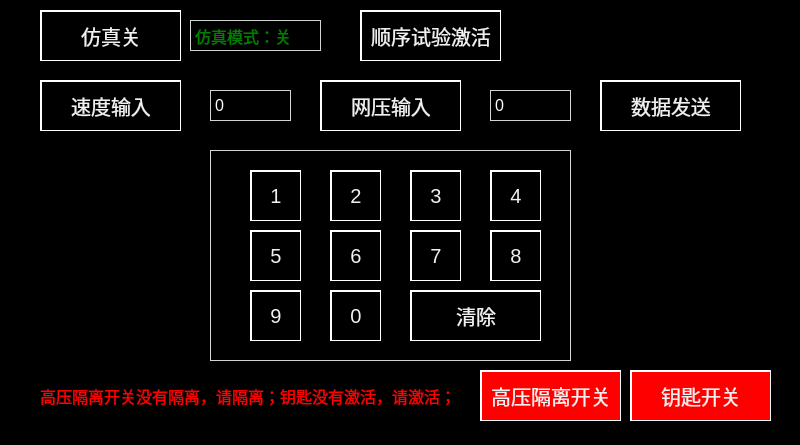
The window that main_simulate.ui (mayue-crrc/Loco8) describes before a commit, drawn with Qt 5.
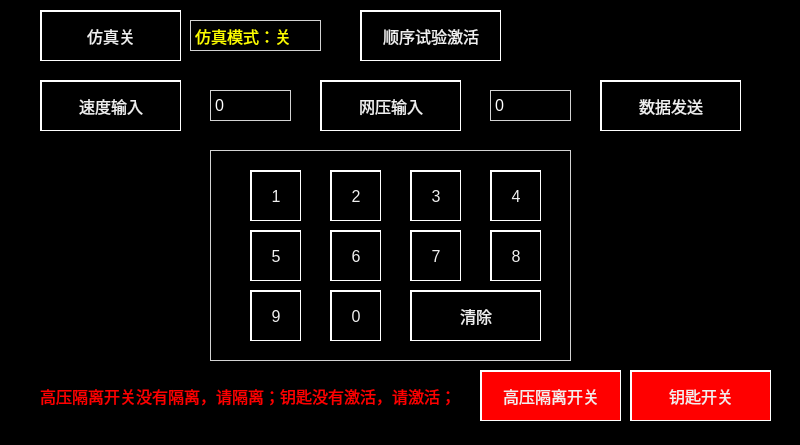
The same window after the commit.

Patch:
```diff
--- a/main_simulate.ui
+++ b/main_simulate.ui
@@ -27,7 +27,7 @@
 
 QPushButton
 {
-	font:20px;
+	font:16px;
     color: rgb(240,240,240);
 	background-color: rgb(0, 0, 0);
 	border-top: 2px solid white;	
@@ -62,7 +62,7 @@
     </rect>
    </property>
    <property name="styleSheet">
-    <string notr="true">color:green;</string>
+    <string notr="true">color: yellow;</string>
    </property>
    <property name="text">
     <string>仿真模式：关</string>
```
